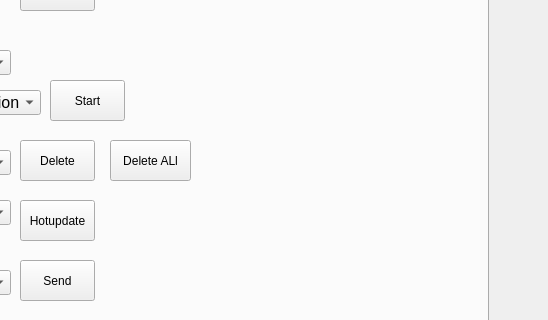
FuckBrains/src, file ui/test.ui: the form before one commit; both pictures show x 529 to 1077 and y 136 to 456 of the 1077 by 558 pixel window.
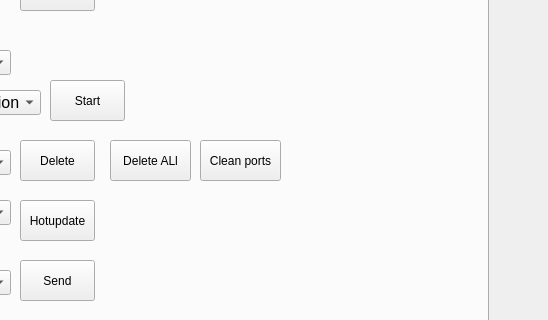
The form after the commit.

```diff
--- a/ui/test.ui
+++ b/ui/test.ui
@@ -1163,6 +1163,19 @@
        <string>Start</string>
       </property>
      </widget>
+     <widget class="QPushButton" name="pushButton18">
+      <property name="geometry">
+       <rect>
+        <x>360</x>
+        <y>240</y>
+        <width>81</width>
+        <height>41</height>
+       </rect>
+      </property>
+      <property name="text">
+       <string>Clean ports</string>
+      </property>
+     </widget>
     </widget>
     <widget class="QWidget" name="tab_4">
      <attribute name="title">
```
